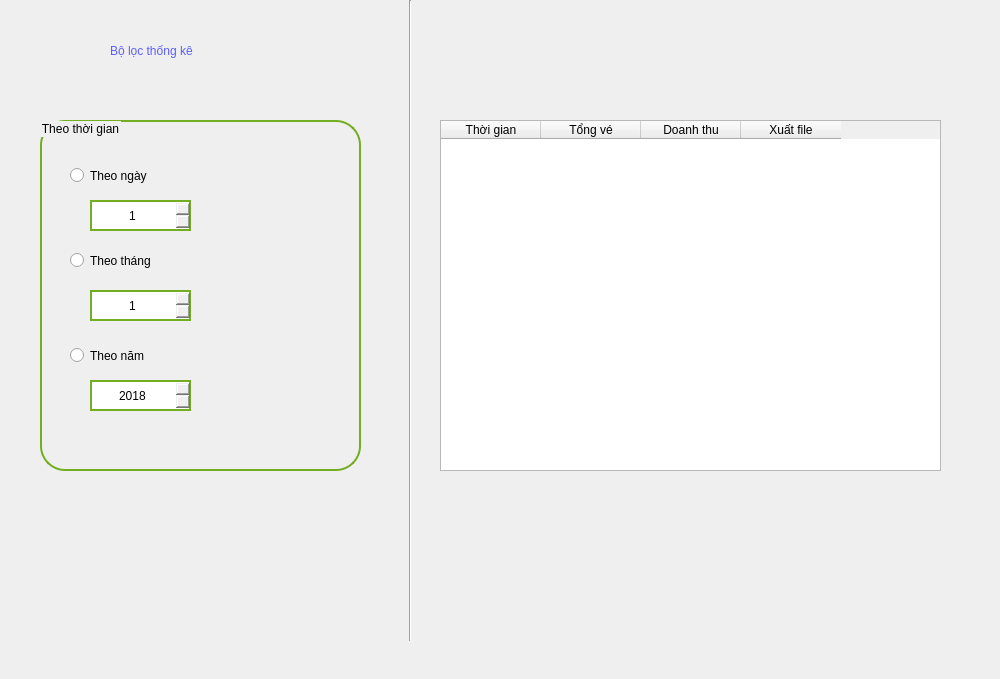
Above: src/view/admin/thongke/TKveban.ui from dangchien2003/QL_BanVePhim before the change. Below: the same form after it.
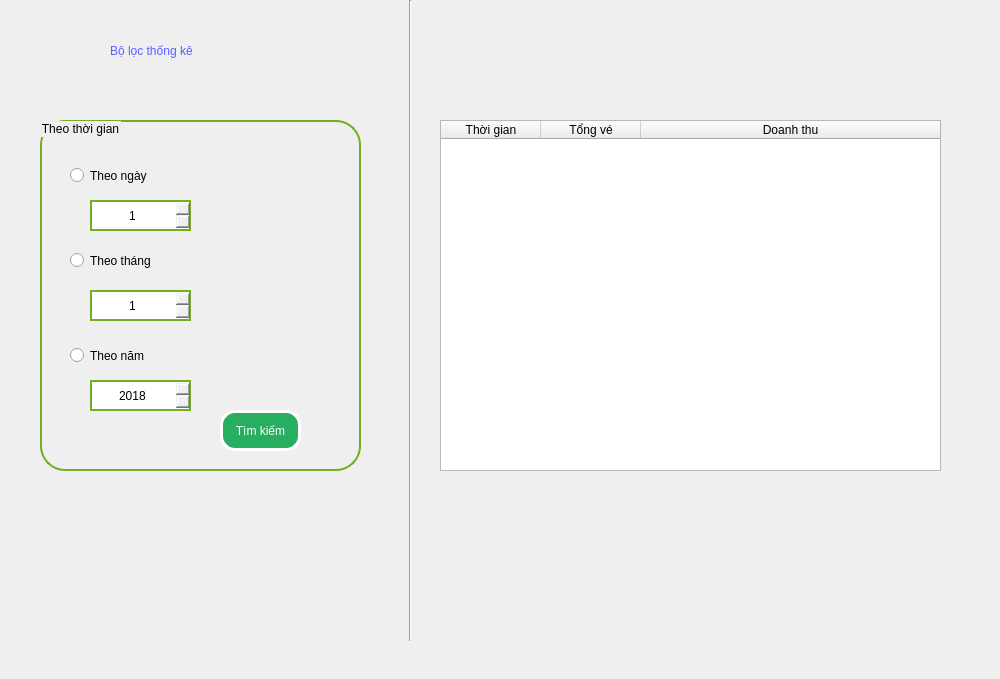
That is the form after the change. Icons and pictures are not drawn.

The edit to the form file:
```diff
--- a/src/view/admin/thongke/TKveban.ui
+++ b/src/view/admin/thongke/TKveban.ui
@@ -82,9 +82,18 @@
       <height>351</height>
      </rect>
     </property>
+    <property name="layoutDirection">
+     <enum>Qt::LeftToRight</enum>
+    </property>
+    <property name="autoFillBackground">
+     <bool>false</bool>
+    </property>
     <property name="styleSheet">
      <string notr="true"/>
     </property>
+    <attribute name="horizontalHeaderStretchLastSection">
+     <bool>true</bool>
+    </attribute>
     <column>
      <property name="text">
       <string>Thời gian</string>
@@ -100,11 +109,6 @@
       <string>Doanh thu</string>
      </property>
     </column>
-    <column>
-     <property name="text">
-      <string>Xuất file</string>
-     </property>
-    </column>
    </widget>
    <widget class="QGroupBox" name="groupBox_theothoigian">
     <property name="geometry">
@@ -277,6 +281,26 @@
       <number>2024</number>
      </property>
     </widget>
+    <widget class="QPushButton" name="button_timkiem">
+     <property name="geometry">
+      <rect>
+       <x>180</x>
+       <y>290</y>
+       <width>81</width>
+       <height>41</height>
+      </rect>
+     </property>
+     <property name="styleSheet">
+      <string notr="true">font: 10pt &quot;MS Shell Dlg 2&quot;;
+border: 3px solid white ; /* Đường viền đen dày 2px */
+border-radius: 15px;
+background-color:#27ae60;
+ color: #ffffff;</string>
+     </property>
+     <property name="text">
+      <string>Tìm kiếm</string>
+     </property>
+    </widget>
    </widget>
   </widget>
  </widget>
```
Left out of the diff: 3 changed lines with no effect on the pictures.
